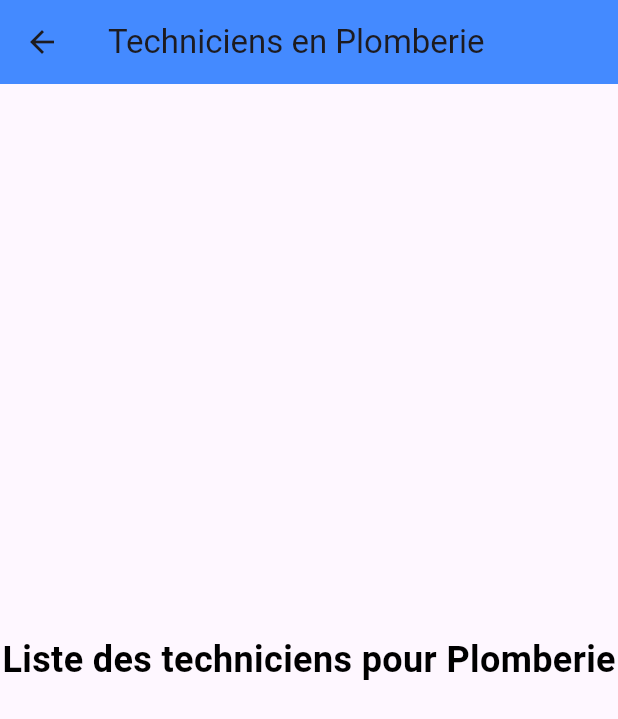
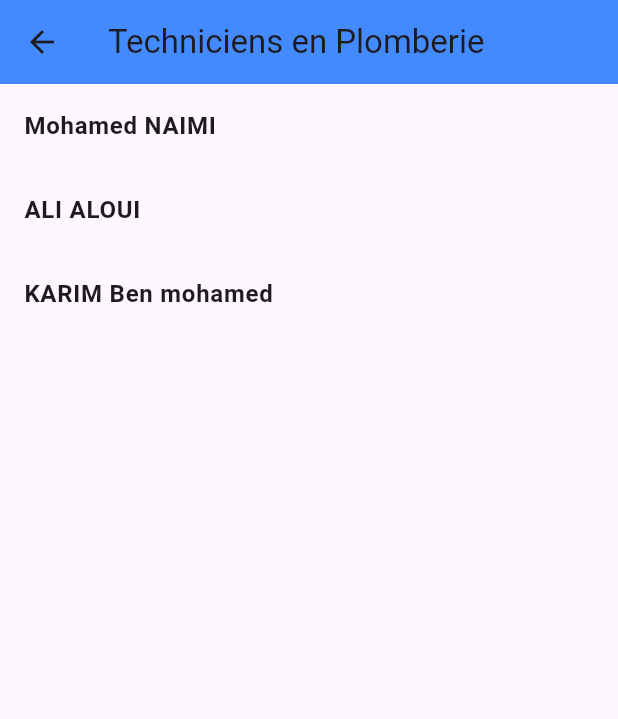
Before and after one commit to houda-naimi/HomeFix_Manager, a Flutter app: the screen it shows after launch, after a tap on "Plomberie", on a phone screen of 412 x 824 dp. Shown: the top 719 px of the screen. Run offline on Flutter 3.47's test engine with Material 3 defaults, Android fonts, the light colour scheme and no system bars.

Commit message:
Create TechnicianListPage for displaying technicians by category

```diff
--- a/lib/main.dart
+++ b/lib/main.dart
@@ -1,4 +1,6 @@
+// lib/main.dart
 import 'package:flutter/material.dart';
+import 'technician_list_page.dart';
 
 void main() {
   runApp(const HomeFixManagerApp());
@@ -18,13 +20,13 @@ class HomeFixManagerApp extends StatelessWidget {
           bodyLarge: TextStyle(color: Colors.black, fontWeight: FontWeight.bold),
         ),
       ),
-      home:  HomePage(),
+      home: HomePage(),
     );
   }
 }
 
 class HomePage extends StatelessWidget {
-   HomePage({super.key});
+  HomePage({super.key});
 
   final List<Map<String, dynamic>> categories = [
     {'name': 'Plomberie', 'icon': Icons.plumbing, 'color': Colors.blue},
@@ -94,25 +96,3 @@ class HomePage extends StatelessWidget {
     );
   }
 }
-
-class TechnicianListPage extends StatelessWidget {
-  final String category;
-
-  const TechnicianListPage({super.key, required this.category});
-
-  @override
-  Widget build(BuildContext context) {
-    return Scaffold(
-      appBar: AppBar(
-        title: Text('Techniciens en $category'),
-        backgroundColor: Colors.blueAccent,
-      ),
-      body: Center(
-        child: Text(
-          'Liste des techniciens pour $category',
-          style: const TextStyle(fontSize: 24, fontWeight: FontWeight.bold, color: Colors.black),
-        ),
-      ),
-    );
-  }
-}
--- /dev/null
+++ b/lib/technician_list_page.dart
@@ -0,0 +1,56 @@
+// lib/technician_list_page.dart
+import 'package:flutter/material.dart';
+import 'package:homefix_manager/technician_detail_page.dart';
+
+class TechnicianListPage extends StatelessWidget {
+  final String category;
+
+  const TechnicianListPage({super.key, required this.category});
+
+  @override
+  Widget build(BuildContext context) {
+    final List<String> technicians = _getTechniciansForCategory(category);
+
+    return Scaffold(
+      appBar: AppBar(
+        title: Text('Techniciens en $category'),
+        backgroundColor: Colors.blueAccent,
+      ),
+      body: ListView.builder(
+        itemCount: technicians.length,
+        itemBuilder: (context, index) {
+          return ListTile(
+            title: Text(technicians[index]),
+            onTap: () {
+              Navigator.push(
+                context,
+                MaterialPageRoute(
+                  builder: (context) => TechnicianDetailPage(
+                    technician: technicians[index],
+                  ),
+                ),
+              );
+            },
+          );
+        },
+      ),
+    );
+  }
+
+  List<String> _getTechniciansForCategory(String category) {
+    switch (category) {
+      case 'Plomberie':
+        return ['Mohamed NAIMI', 'ALI ALOUI', 'KARIM Ben mohamed'];
+      case 'Électricité':
+        return ['Anes ALOUI', 'Mouadh khdhaier', 'Oussema Louati'];
+      case 'Peinture':
+        return ['Anes ALOUI', 'Mouadh khdhaier', 'Oussema Louati'];
+      case 'Chauffage':
+        return ['Anes ALOUI', 'Mouadh khdhaier', 'Oussema Louati'];
+      case 'Serrurerie':
+        return ['Anes ALOUI', 'Mouadh khdhaier', 'Oussema Louati'];
+      default:
+        return [];
+    }
+  }
+}
```
Also changed, not shown: lib/technician_detail_page.dart (added, +41 -0 lines).
